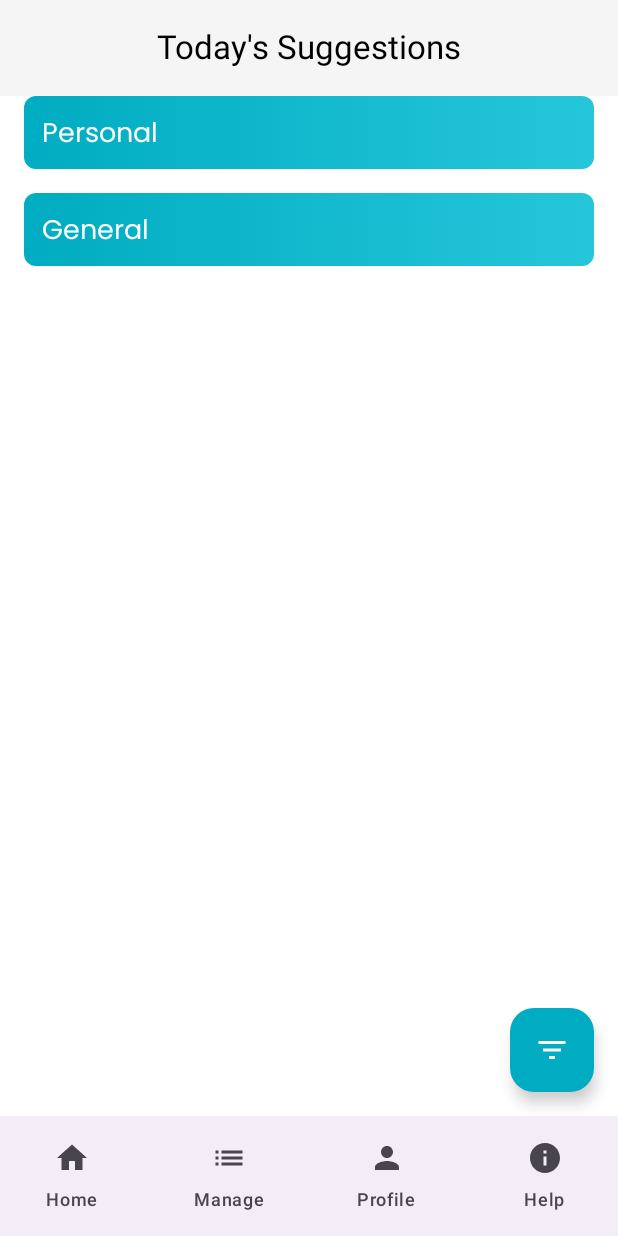
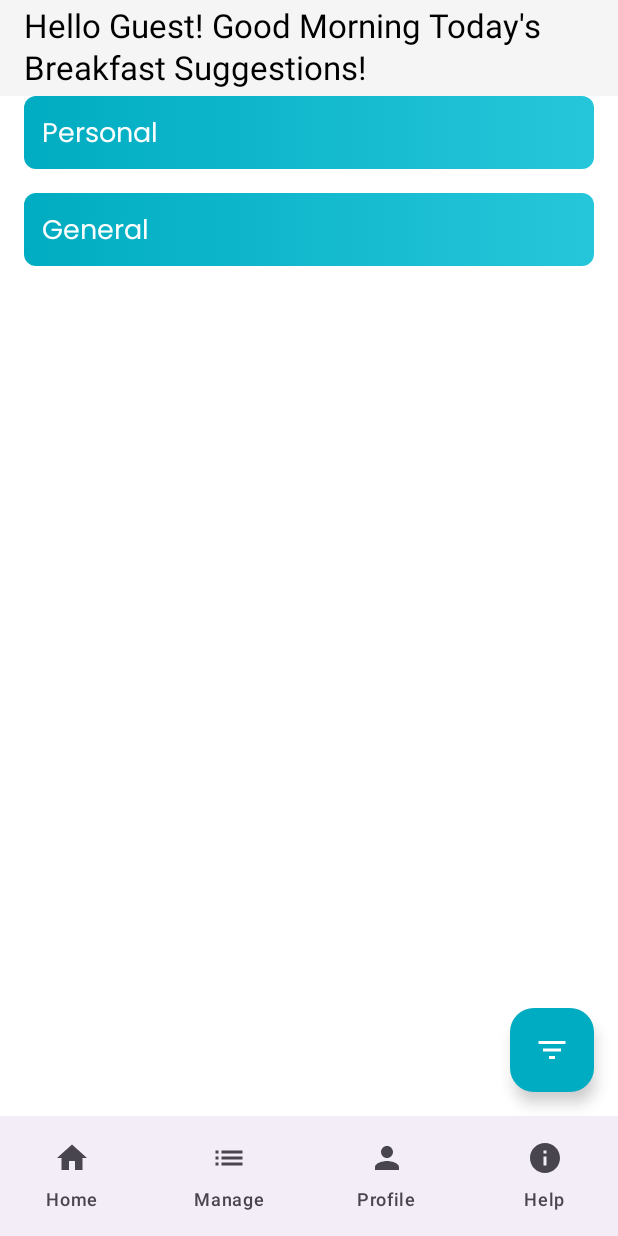
Before and after one commit to mycoookbuddy/MyCookBuddyAndroid, an Android app built with Jetpack Compose: the SuggestFoodItemsActivity screen opened directly, with no data from a screen before it, on a phone screen of 412 x 824 dp. Run offline under Robolectric (Android 15) with nearby library versions, the phone set to English and light mode, and no system bars; our stand-ins replace Firebase (no records; nobody signed in at launch, a user with empty details on screens opened directly).

Commit message:
issue fixed

```diff
--- a/app/src/main/java/com/mycookbuddy/app/SuggestFoodItemsActivity.kt
+++ b/app/src/main/java/com/mycookbuddy/app/SuggestFoodItemsActivity.kt
@@ -33,10 +33,12 @@ import java.util.*
 class SuggestFoodItemsActivity : ComponentActivity() {
     override fun onCreate(savedInstanceState: Bundle?) {
         super.onCreate(savedInstanceState)
-        val userEmail = GoogleSignIn.getLastSignedInAccount(this)?.email ?: "unknown@example.com"
+        val user = GoogleSignIn.getLastSignedInAccount(this)
+        val userEmail = user?.email ?: "unknown@example.com"
+        val userName = user?.displayName ?: "Guest"
         setContent {
             MyApplicationTheme {
-                SuggestFoodItemsScreen(userEmail)
+                SuggestFoodItemsScreen(userEmail, userName)
             }
         }
     }
@@ -44,7 +46,7 @@ class SuggestFoodItemsActivity : ComponentActivity() {
 
 @OptIn(ExperimentalMaterial3Api::class, ExperimentalLayoutApi::class)
 @Composable
-fun SuggestFoodItemsScreen(userEmail: String) {
+fun SuggestFoodItemsScreen(userEmail: String, userName: String) {
     val context = LocalContext.current
     val db = FirebaseFirestore.getInstance()
     val scope = rememberCoroutineScope()
@@ -55,6 +57,8 @@ fun SuggestFoodItemsScreen(userEmail: String) {
     val eatingTypes = listOf("Breakfast", "Lunch", "Snacks", "Dinner")
     var selectedFoodTypes by remember { mutableStateOf(foodTypes.toSet()) }
     var selectedEatingTypes by remember { mutableStateOf(eatingTypes.toSet()) }
+    var userCuisines by remember { mutableStateOf(setOf<String>()) }
+    var selectedCuisines by remember { mutableStateOf(setOf<String>()) }
 
     var personalItems by remember { mutableStateOf(listOf<Pair<String, FoodItem>>()) }
     var generalItems by remember { mutableStateOf(listOf<Pair<String, FoodItem>>()) }
@@ -62,9 +66,34 @@ fun SuggestFoodItemsScreen(userEmail: String) {
 
     val loadingState = remember { mutableStateMapOf<String, Boolean>() }
 
-    fun filter(item: FoodItem): Boolean =
-        (selectedFoodTypes.isEmpty() || selectedFoodTypes.contains(item.type)) &&
-                (selectedEatingTypes.isEmpty() || item.eatingTypes.any { it in selectedEatingTypes })
+    fun getMealTypeBasedOnTime(): Set<String> {
+        val currentHour = Calendar.getInstance().get(Calendar.HOUR_OF_DAY)
+        return when (currentHour) {
+            in 5..11 -> setOf("Breakfast") // Morning
+            in 12..16 -> setOf("Lunch")    // Afternoon
+            in 17..20 -> setOf("Snacks")   // Evening
+            else -> setOf("Dinner")        // Night
+        }
+    }
+
+    fun getWelcomeMessageBasedOnTime(): String {
+        val currentHour = Calendar.getInstance().get(Calendar.HOUR_OF_DAY)
+        return when (currentHour) {
+            in 5..11 -> ("Morning")
+            in 12..16 -> ("Afternoon")
+            in 17..20 -> ("Evening")
+            else -> ("Evening")
+        }
+    }
+
+    fun filterGeneral(item: FoodItem): Boolean =
+        (selectedFoodTypes.isNotEmpty() && selectedFoodTypes.contains(item.type)) &&
+        (selectedEatingTypes.isNotEmpty() && item.eatingTypes.any { it in selectedEatingTypes }) &&
+        (selectedCuisines.isNotEmpty() && item.cuisines.any { it in selectedCuisines })
+
+    fun filterPersonal(item: FoodItem): Boolean =
+        (selectedFoodTypes.isNotEmpty() && selectedFoodTypes.contains(item.type)) &&
+        (selectedEatingTypes.isNotEmpty() && item.eatingTypes.any { it in selectedEatingTypes })
 
     fun fetch() {
         val today = SimpleDateFormat("dd/MM/yyyy", Locale.getDefault()).parse(
@@ -74,6 +103,12 @@ fun SuggestFoodItemsScreen(userEmail: String) {
             if (userDoc.getString("preferences") != "SET") return@addOnSuccessListener
             val foodPrefs = userDoc["foodTypes"] as? List<String> ?: listOf()
             val cuisines = userDoc["cuisines"] as? List<String> ?: listOf()
+
+            userCuisines = cuisines.toSet()
+            selectedCuisines = userCuisines
+
+            selectedFoodTypes = foodPrefs.toSet()
+            selectedEatingTypes = getMealTypeBasedOnTime()
 
             db.collection("fooditem").whereEqualTo("userEmail", userEmail).get()
                 .addOnSuccessListener { result ->
@@ -152,7 +187,8 @@ fun SuggestFoodItemsScreen(userEmail: String) {
             }
         },
         topBar = {
-            CenterAlignedTopAppBar(title = { Text("Today's Suggestions") })
+            val message = "Hello " + userName + "! " + "Good " + getWelcomeMessageBasedOnTime() + " Today's " + getMealTypeBasedOnTime().first() + " Suggestions!"
+            CenterAlignedTopAppBar(title = { Text(message) })
         },
         bottomBar = {
             NavBar(context = LocalContext.current)
@@ -164,12 +200,12 @@ fun SuggestFoodItemsScreen(userEmail: String) {
             verticalArrangement = Arrangement.spacedBy(16.dp)
         ) {
             item { GradientHeader("Personal") }
-            items(personalItems.filter { filter(it.second) }) { (id, item) ->
+            items(personalItems.filter { filterPersonal(it.second) }) { (id, item) ->
                 FoodItemCard(item, false, onConfirm = { confirmItem(id) }, onAdd = {}, isLoading = loadingState[item.name] == true)
             }
 
             item { GradientHeader("General") }
-            items(generalItems.filter { filter(it.second) }) { (_, item) ->
+            items(generalItems.filter { filterGeneral(it.second) }) { (_, item) ->
                 FoodItemCard(item, true, onConfirm = { consumeGeneral(item) }, onAdd = { addGeneral(item) }, isLoading = loadingState[item.name] == true)
             }
         }
@@ -192,6 +228,15 @@ fun SuggestFoodItemsScreen(userEmail: String) {
                     eatingTypes.forEach {
                         FilterChip(selected = selectedEatingTypes.contains(it), onClick = {
                             selectedEatingTypes = selectedEatingTypes.toggle(it)
+                        }, label = { Text(it) })
+                    }
+                }
+                Spacer(Modifier.height(12.dp))
+                Text("Cuisine", style = MaterialTheme.typography.titleMedium)
+                FlowRow(horizontalArrangement = Arrangement.spacedBy(8.dp)) {
+                    userCuisines.forEach {
+                        FilterChip(selected = selectedCuisines.contains(it), onClick = {
+                            selectedCuisines = selectedCuisines.toggle(it)
                         }, label = { Text(it) })
                     }
                 }
@@ -245,8 +290,10 @@ fun FoodItemCard(item: FoodItem, isGeneral: Boolean, onConfirm: () -> Unit, onAd
             Column(Modifier.weight(1f)) {
                 Text(item.name, style = MaterialTheme.typography.titleMedium)
                 if (item.lastConsumptionDate.isNotEmpty()) {
-                    Text("Last: ${item.lastConsumptionDate}", fontSize = 12.sp, color = Color.Gray)
+                    Text("Consumed on: ${item.lastConsumptionDate}", fontSize = 12.sp, color = Color.Gray)
                 }
+                else if(!isGeneral)
+                    Text("Never consumed", fontSize = 12.sp, color = Color.Gray)
             }
             Row(verticalAlignment = Alignment.CenterVertically) {
                 if (isLoading) {
```
